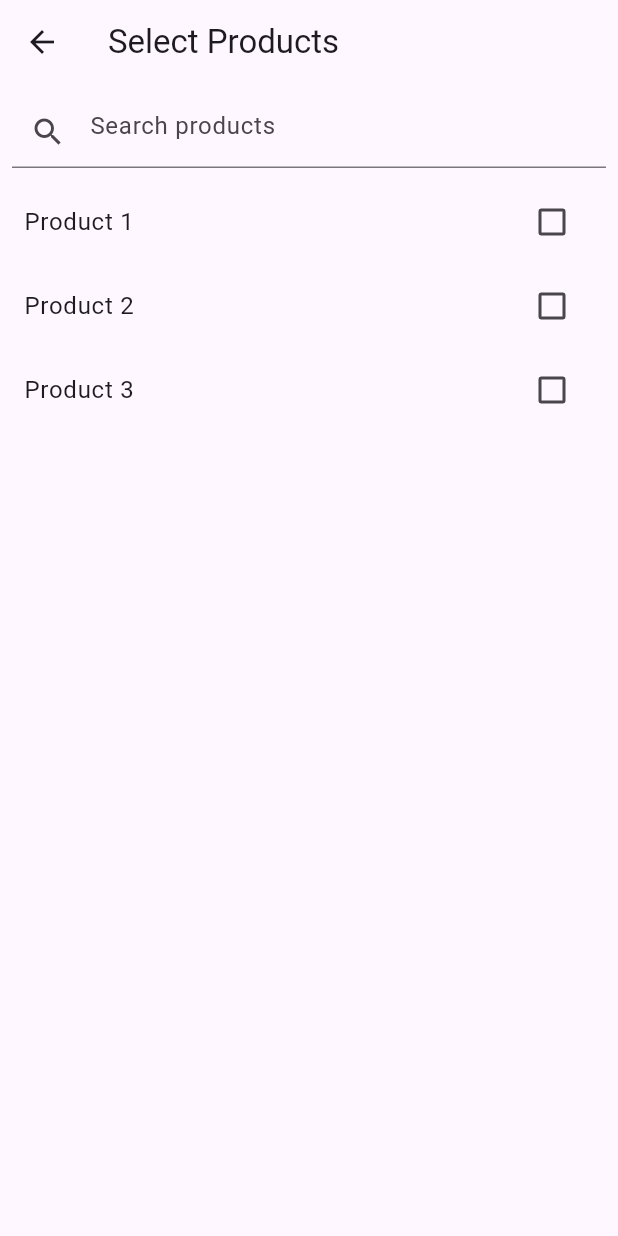
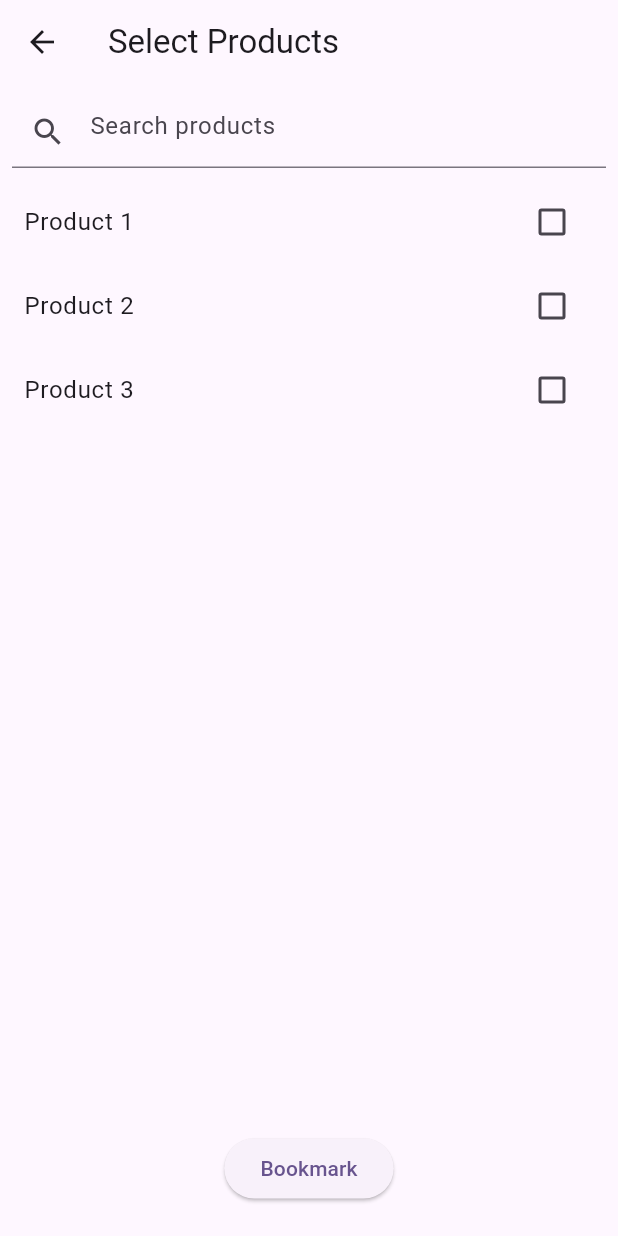
Before and after one commit to tamimiqbalfysal/today, a Flutter app: the screen it shows after launch, in the side drawer, after a tap on "New Page", on a phone screen of 412 x 824 dp. Run offline on Flutter 3.47's test engine with Material 3 defaults, Android fonts, the phone set to English and light mode, and no system bars.

Commit message:
bookmark button shuffle

```diff
--- a/lib/main.dart
+++ b/lib/main.dart
@@ -1,5 +1,5 @@
 import 'package:flutter/material.dart';
-import 'new_page.dart'; // Import the NewPage class
+import 'new_page.dart';
 
 void main() {
   runApp(const MyApp());
@@ -32,6 +32,7 @@
 
 class _MyHomePageState extends State<MyHomePage> {
   int _counter = 0;
+  List<Product> bookmarkedProducts = [];
 
   void _incrementCounter() {
     setState(() {
@@ -39,9 +40,19 @@
     });
   }
 
+  void _handleBookmarkedProducts(List<Product> products) {
+    setState(() {
+      bookmarkedProducts = products;
+    });
+  }
+
   @override
   Widget build(BuildContext context) {
     return Scaffold(
+      appBar: AppBar(
+        backgroundColor: Theme.of(context).colorScheme.inversePrimary,
+        title: Text(widget.title),
+      ),
       endDrawer: Drawer(
         child: ListView(
           padding: EdgeInsets.zero,
@@ -63,19 +74,19 @@
             ListTile(
               title: Text('New Page'),
               onTap: () {
-                // Navigate to the new page when the button is tapped
                 Navigator.push(
                   context,
                   MaterialPageRoute(builder: (context) => NewPage()),
-                );
+                ).then((value) => _handleBookmarkedProducts(value));
               },
             ),
+            // ... Add ListTiles for bookmarked products
+            ...bookmarkedProducts.map((product) => ListTile(
+              title: Text(product.name),
+              onTap: () {}, // Handle bookmarked product onTap
+            )),
           ],
         ),
-      ),
-      appBar: AppBar(
-        backgroundColor: Theme.of(context).colorScheme.inversePrimary,
-        title: Text(widget.title),
       ),
       body: Center(
         child: Column(
--- a/lib/new_page.dart
+++ b/lib/new_page.dart
@@ -16,6 +16,7 @@ class _NewPageState extends State<NewPage> {
 
   final List<Product> selectedProducts = [];
   String searchQuery = '';
+  String bookmarkedProductsText = '';
 
   @override
   Widget build(BuildContext context) {
@@ -56,9 +57,25 @@ class _NewPageState extends State<NewPage> {
               },
             ),
           ),
+          ElevatedButton(
+            onPressed: bookmarkSelectedProducts,
+            child: Text('Bookmark'),
+          ),
+          Text(bookmarkedProductsText)
         ],
       ),
     );
+  }
+
+  void bookmarkSelectedProducts() {
+    setState(() {
+      bookmarkedProductsText = 'Selected Products:\n';
+      for (final product in selectedProducts) {
+        bookmarkedProductsText += '${product.name}\n';
+      }
+
+      Navigator.pop(context, selectedProducts);
+    });
   }
 }
 
```
